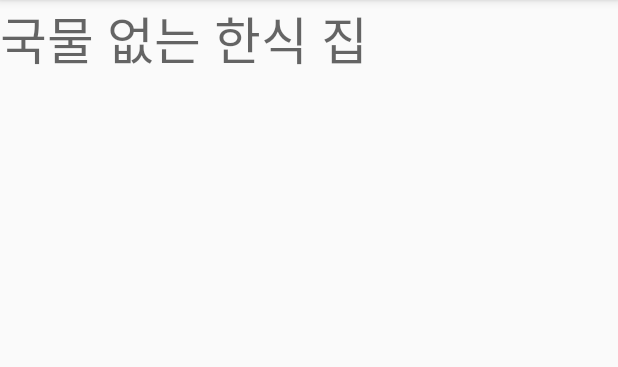
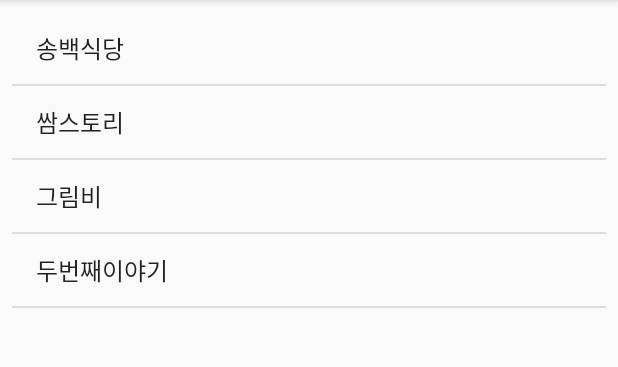
Before and after one commit to hohyunjun/DiningCode, an Android app: the Select_not_soup screen opened directly, with no data from a screen before it, on a phone screen of 412 x 824 dp, the part 84-451 px from its top. Run offline under Robolectric (Android 15) with nearby library versions, the phone set to English and light mode, and no system bars.

Commit message:
최종 ListView 틀 제작 및 인스턴스 추가(인스턴스 수정 필요)

```diff
--- a/MyApplication/app/src/main/java/com/example/one10/myapplication/Select_not_soup.java
+++ b/MyApplication/app/src/main/java/com/example/one10/myapplication/Select_not_soup.java
@@ -2,6 +2,10 @@ package com.example.one10.myapplication;
 
 import android.os.Bundle;
 import android.support.v7.app.AppCompatActivity;
+import android.widget.ArrayAdapter;
+import android.widget.ListView;
+
+import java.util.ArrayList;
 
 /**
  * Created by one10 on 2017-11-01.
@@ -12,5 +16,15 @@ public class Select_not_soup extends AppCompatActivity {
     protected void onCreate(Bundle savedInstanceState) {
         super.onCreate(savedInstanceState);
         setContentView(R.layout.activity_select_not_soup);
+
+        ListView listview=(ListView)findViewById(R.id.listview5); // 리스트뷰 객체화
+        ArrayList<String> data = new ArrayList<String>(); // 리스트뷰에 담을 배열
+        data.add("송백식당");
+        data.add("쌈스토리");
+        data.add("그림비");
+        data.add("두번째이야기");
+        ArrayAdapter<String> adapter = new ArrayAdapter<String>(this,android.R.layout.simple_list_item_1,data);
+
+        listview.setAdapter(adapter);
     }
 }
--- a/MyApplication/app/src/main/res/layout/activity_select_not_soup.xml
+++ b/MyApplication/app/src/main/res/layout/activity_select_not_soup.xml
@@ -1,16 +1,21 @@
 <?xml version="1.0" encoding="utf-8"?>
 <android.support.constraint.ConstraintLayout
     xmlns:android="http://schemas.android.com/apk/res/android"
+    xmlns:app="http://schemas.android.com/apk/res-auto"
     xmlns:tools="http://schemas.android.com/tools"
     android:layout_width="match_parent"
     android:layout_height="match_parent">
 
-    <TextView
-        android:id="@+id/textView10"
-        android:layout_width="wrap_content"
-        android:layout_height="wrap_content"
-        android:text="국물 없는 한식 집"
-        android:textAppearance="@style/TextAppearance.AppCompat.Display1"
-        tools:layout_editor_absoluteX="0dp"
-        tools:layout_editor_absoluteY="53dp" />
+    <ListView
+        android:id="@+id/listview5"
+        android:layout_width="0dp"
+        android:layout_height="0dp"
+        android:layout_marginBottom="8dp"
+        android:layout_marginEnd="8dp"
+        android:layout_marginStart="8dp"
+        android:layout_marginTop="8dp"
+        app:layout_constraintBottom_toBottomOf="parent"
+        app:layout_constraintEnd_toEndOf="parent"
+        app:layout_constraintStart_toStartOf="parent"
+        app:layout_constraintTop_toTopOf="parent" />
 </android.support.constraint.ConstraintLayout>
```
Also changed, not shown: MyApplication/app/src/main/java/com/example/one10/myapplication/Select_chicken.java (+13 -0 lines), MyApplication/app/src/main/java/com/example/one10/myapplication/Select_china.java (+18 -0 lines), MyApplication/app/src/main/java/com/example/one10/myapplication/Select_not_chicken.java (+19 -0 lines), MyApplication/app/src/main/java/com/example/one10/myapplication/Select_not_kor.java (+12 -0 lines), MyApplication/app/src/main/java/com/example/one10/myapplication/Select_snack.java (+17 -0 lines), MyApplication/app/src/main/java/com/example/one10/myapplication/Select_soup.java (+14 -0 lines), MyApplication/app/src/main/java/com/example/one10/myapplication/Select_western.java (+11 -0 lines), MyApplication/app/src/main/res/layout/activity_select_chicken.xml (+13 -8 lines), MyApplication/app/src/main/res/layout/activity_select_china.xml (+13 -8 lines), MyApplication/app/src/main/res/layout/activity_select_not_chicken.xml (+13 -8 lines), MyApplication/app/src/main/res/layout/activity_select_not_kor.xml (+12 -8 lines), MyApplication/app/src/main/res/layout/activity_select_snack.xml (+13 -8 lines), MyApplication/app/src/main/res/layout/activity_select_soup.xml (+13 -8 lines), MyApplication/app/src/main/res/layout/activity_select_western.xml (+13 -8 lines).
